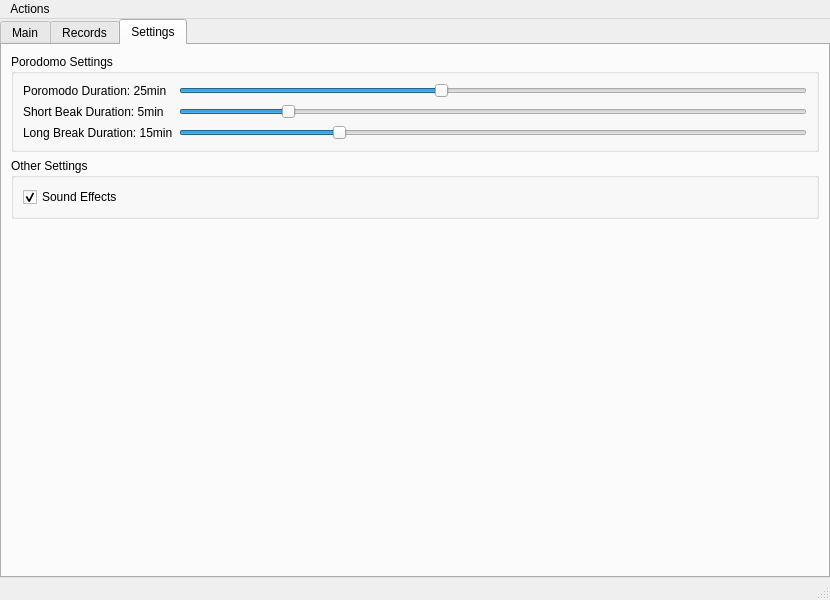
Above: mainwindow.ui from jicewarwick/ScheduleRecoder before the change. Below: the same form after it.
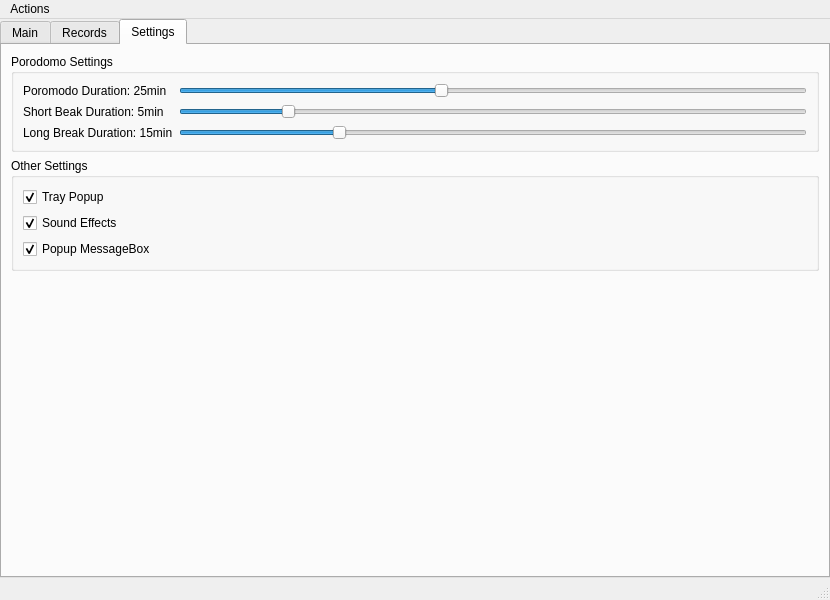
That is the form after the change. The open tabs and pages were chosen to show the change. Icons and pictures are not drawn.

What changed in the file:
```diff
--- a/mainwindow.ui
+++ b/mainwindow.ui
@@ -332,7 +332,17 @@
            <string>Other Settings</string>
           </property>
           <layout class="QGridLayout" name="gridLayout_2">
-           <item row="0" column="0">
+           <item row="2" column="0">
+            <widget class="QCheckBox" name="message_checkbox">
+             <property name="text">
+              <string>Popup MessageBox</string>
+             </property>
+             <property name="checked">
+              <bool>true</bool>
+             </property>
+            </widget>
+           </item>
+           <item row="1" column="0">
             <widget class="QCheckBox" name="sound_effect_checkbox">
              <property name="text">
               <string>Sound Effects</string>
@@ -342,6 +352,16 @@
              </property>
             </widget>
            </item>
+           <item row="0" column="0">
+            <widget class="QCheckBox" name="tray_popup_checkbox">
+             <property name="text">
+              <string>Tray Popup</string>
+             </property>
+             <property name="checked">
+              <bool>true</bool>
+             </property>
+            </widget>
+           </item>
           </layout>
          </widget>
         </item>
```
Left out of the diff: 84 changed lines with no effect on the pictures.
